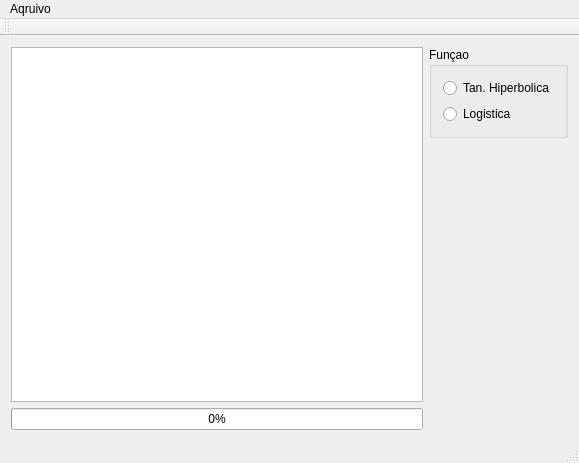
Old version of the form ANN_BP/mainwindow.ui in the repository Akindart/ArtificialNeuralNetwork_BackPropagation.
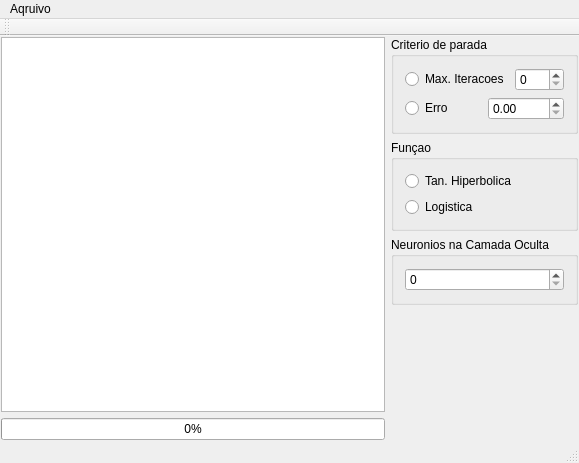
New version of the form.

Commit message: Funcoes e Interface

The edit to the form file:
```diff
--- a/ANN_BP/mainwindow.ui
+++ b/ANN_BP/mainwindow.ui
@@ -15,6 +15,18 @@
   </property>
   <widget class="QWidget" name="centralWidget">
    <layout class="QHBoxLayout" name="horizontalLayout">
+    <property name="leftMargin">
+     <number>1</number>
+    </property>
+    <property name="topMargin">
+     <number>1</number>
+    </property>
+    <property name="rightMargin">
+     <number>1</number>
+    </property>
+    <property name="bottomMargin">
+     <number>1</number>
+    </property>
     <item>
      <layout class="QVBoxLayout" name="verticalLayout_3">
       <item>
@@ -34,6 +46,43 @@
     </item>
     <item>
      <layout class="QVBoxLayout" name="verticalLayout">
+      <item>
+       <widget class="QGroupBox" name="groupBox_2">
+        <property name="title">
+         <string>Criterio de parada</string>
+        </property>
+        <layout class="QVBoxLayout" name="verticalLayout_4">
+         <item>
+          <layout class="QHBoxLayout" name="horizontalLayout_3">
+           <item>
+            <widget class="QRadioButton" name="rdbMaxIteracoes">
+             <property name="text">
+              <string>Max. Iteracoes</string>
+             </property>
+            </widget>
+           </item>
+           <item>
+            <widget class="QSpinBox" name="spinMaxIteracoes"/>
+           </item>
+          </layout>
+         </item>
+         <item>
+          <layout class="QHBoxLayout" name="horizontalLayout_2">
+           <item>
+            <widget class="QRadioButton" name="rdbErro">
+             <property name="text">
+              <string>Erro</string>
+             </property>
+            </widget>
+           </item>
+           <item>
+            <widget class="QDoubleSpinBox" name="spinErro"/>
+           </item>
+          </layout>
+         </item>
+        </layout>
+       </widget>
+      </item>
       <item>
        <widget class="QGroupBox" name="groupBox">
         <property name="title">
@@ -57,6 +106,18 @@
         </layout>
        </widget>
       </item>
+      <item>
+       <widget class="QGroupBox" name="groupBox_3">
+        <property name="title">
+         <string>Neuronios na Camada Oculta</string>
+        </property>
+        <layout class="QHBoxLayout" name="horizontalLayout_4">
+         <item>
+          <widget class="QSpinBox" name="spinNeuronCamOculta"/>
+         </item>
+        </layout>
+       </widget>
+      </item>
       <item>
        <spacer name="verticalSpacer">
         <property name="orientation">
```
The commit also changes 2 other files.
